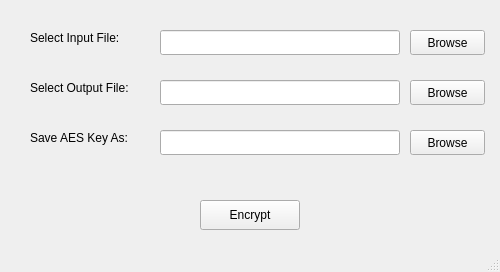
Sxno66/sxno_eden_cryptage_interface, file testinteface/mainwindow.ui: the form before one commit.
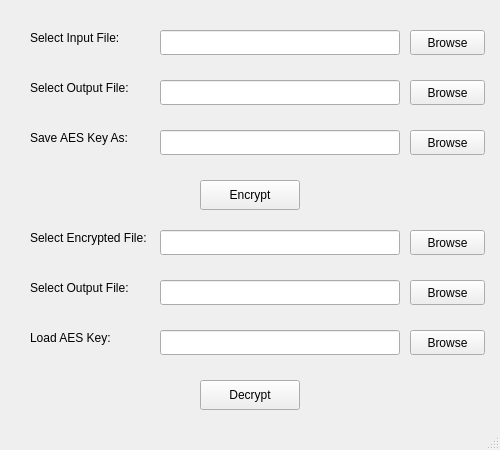
The form after the commit.

```diff
--- a/testinteface/mainwindow.ui
+++ b/testinteface/mainwindow.ui
@@ -7,7 +7,7 @@
     <x>0</x>
     <y>0</y>
     <width>500</width>
-    <height>272</height>
+    <height>450</height>
    </rect>
   </property>
   <property name="windowTitle">
@@ -126,7 +126,7 @@
     <property name="geometry">
      <rect>
       <x>200</x>
-      <y>200</y>
+      <y>180</y>
       <width>100</width>
       <height>30</height>
      </rect>
@@ -135,6 +135,133 @@
      <string>Encrypt</string>
     </property>
    </widget>
+
+   <!-- Decryption Section -->
+   <widget class="QLabel" name="label_decrypt_input_file">
+    <property name="geometry">
+     <rect>
+      <x>30</x>
+      <y>230</y>
+      <width>150</width>
+      <height>16</height>
+     </rect>
+    </property>
+    <property name="text">
+     <string>Select Encrypted File:</string>
+    </property>
+   </widget>
+   <widget class="QLineEdit" name="lineEdit_decrypt_input_file">
+    <property name="geometry">
+     <rect>
+      <x>160</x>
+      <y>230</y>
+      <width>240</width>
+      <height>25</height>
+     </rect>
+    </property>
+   </widget>
+   <widget class="QPushButton" name="pushButton_browse_decrypt_input">
+    <property name="geometry">
+     <rect>
+      <x>410</x>
+      <y>230</y>
+      <width>75</width>
+      <height>25</height>
+     </rect>
+    </property>
+    <property name="text">
+     <string>Browse</string>
+    </property>
+   </widget>
+
+   <widget class="QLabel" name="label_decrypt_output_file">
+    <property name="geometry">
+     <rect>
+      <x>30</x>
+      <y>280</y>
+      <width>150</width>
+      <height>16</height>
+     </rect>
+    </property>
+    <property name="text">
+     <string>Select Output File:</string>
+    </property>
+   </widget>
+   <widget class="QLineEdit" name="lineEdit_decrypt_output_file">
+    <property name="geometry">
+     <rect>
+      <x>160</x>
+      <y>280</y>
+      <width>240</width>
+      <height>25</height>
+     </rect>
+    </property>
+   </widget>
+   <widget class="QPushButton" name="pushButton_browse_decrypt_output">
+    <property name="geometry">
+     <rect>
+      <x>410</x>
+      <y>280</y>
+      <width>75</width>
+      <height>25</height>
+     </rect>
+    </property>
+    <property name="text">
+     <string>Browse</string>
+    </property>
+   </widget>
+
+   <widget class="QLabel" name="label_load_aes_key">
+    <property name="geometry">
+     <rect>
+      <x>30</x>
+      <y>330</y>
+      <width>150</width>
+      <height>16</height>
+     </rect>
+    </property>
+    <property name="text">
+     <string>Load AES Key:</string>
+    </property>
+   </widget>
+   <widget class="QLineEdit" name="lineEdit_load_aes_key">
+    <property name="geometry">
+     <rect>
+      <x>160</x>
+      <y>330</y>
+      <width>240</width>
+      <height>25</height>
+     </rect>
+    </property>
+   </widget>
+   <widget class="QPushButton" name="pushButton_browse_load_aes_key">
+    <property name="geometry">
+     <rect>
+      <x>410</x>
+      <y>330</y>
+      <width>75</width>
+      <height>25</height>
+     </rect>
+    </property>
+    <property name="text">
+     <string>Browse</string>
+    </property>
+   </widget>
+
+   <widget class="QPushButton" name="pushButton_decrypt">
+    <property name="geometry">
+     <rect>
+      <x>200</x>
+      <y>380</y>
+      <width>100</width>
+      <height>30</height>
+     </rect>
+    </property>
+    <property name="text">
+     <string>Decrypt</string>
+    </property>
+   </widget>
+
   </widget>
   <widget class="QMenuBar" name="menubar">
    <property name="geometry">
```
Left out of the diff: 7 changed lines with no effect on the pictures.
